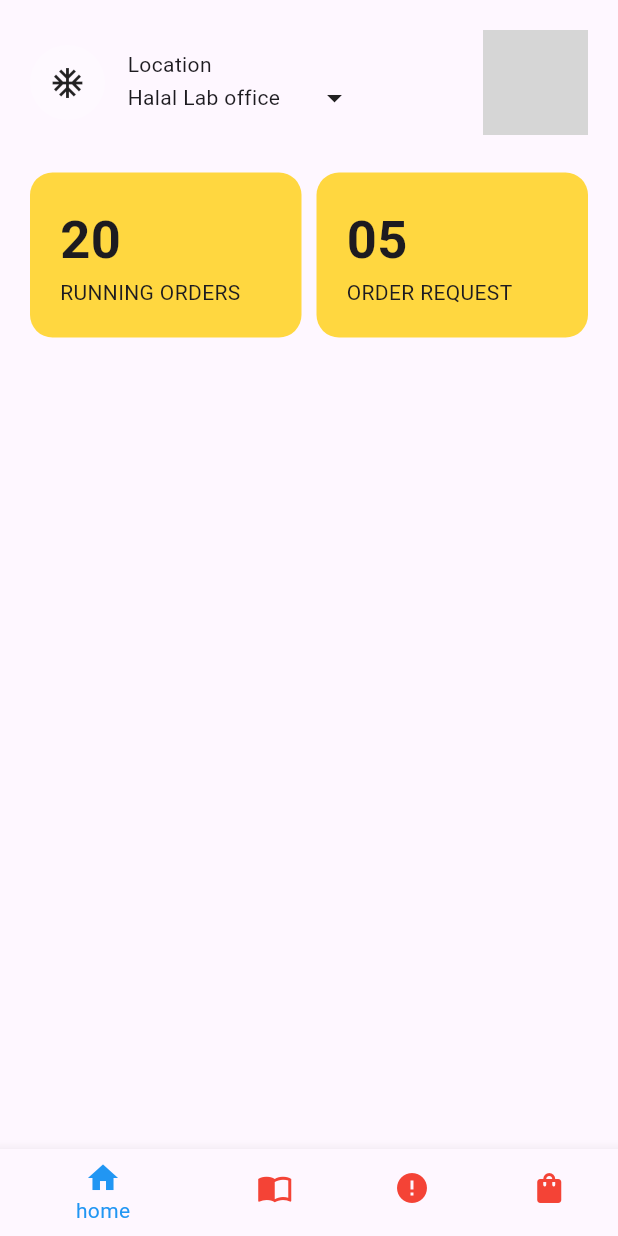
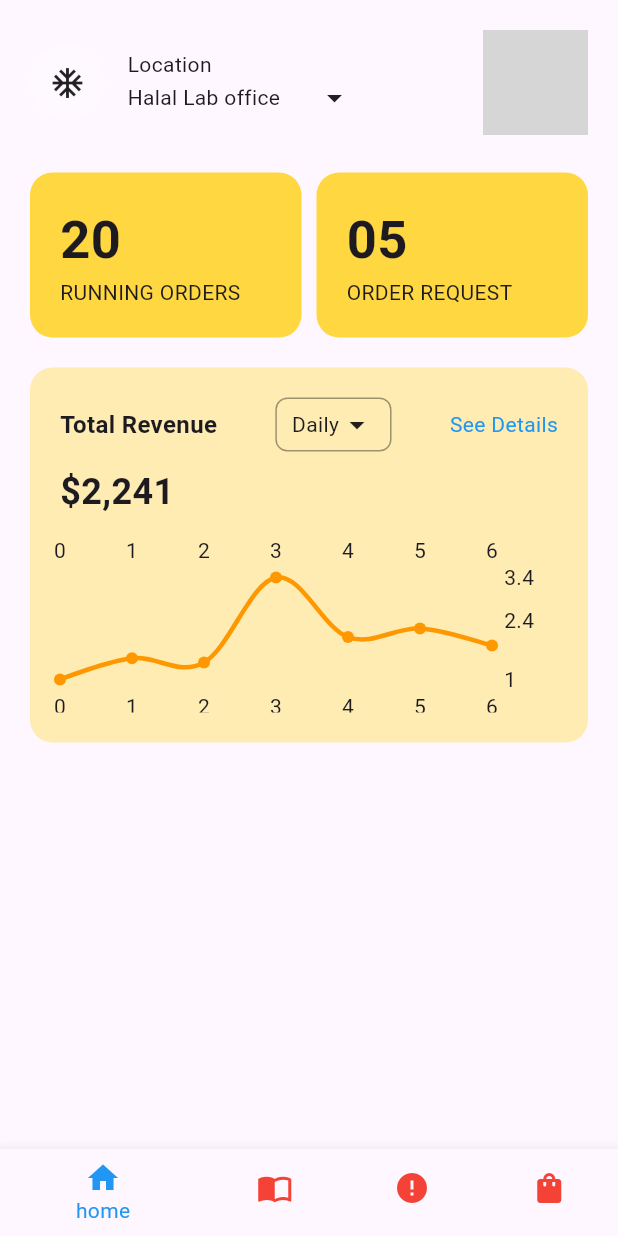
Before and after one commit to nischal224/foodui, a Flutter app: the screen it shows after launch, on a phone screen of 412 x 824 dp. Run offline on Flutter 3.47's test engine with Material 3 defaults, Android fonts, the phone set to English and light mode, and no system bars; drawn by our look-alikes of fl_chart; our stand-ins replace flutter_svg, lucide_icons_flutter; network calls fail; grey boxes are pictures that could not be loaded.

Commit message:
init commit

```diff
--- a/lib/pages/chief/chiefHome.dart
+++ b/lib/pages/chief/chiefHome.dart
@@ -1,3 +1,4 @@
+import 'package:fl_chart/fl_chart.dart';
 import 'package:flutter/material.dart';
 
 class Chiefhome extends StatefulWidget {
@@ -128,6 +129,101 @@ class _ChiefhomeState extends State<Chiefhome> {
                   ),
                 ],
               ),
+              SizedBox(height: 20),
+              Container(
+                padding: EdgeInsets.all(20),
+                height: 250,
+                width: double.infinity,
+                decoration: BoxDecoration(
+                  color: Colors.amber.shade100,
+                  borderRadius: BorderRadius.circular(15),
+                ),
+                child: Column(
+                  crossAxisAlignment: CrossAxisAlignment.start,
+                  children: [
+                    // Header row
+                    Row(
+                      mainAxisAlignment: MainAxisAlignment.spaceBetween,
+                      children: [
+                        Text(
+                          "Total Revenue",
+                          style: TextStyle(
+                            fontWeight: FontWeight.bold,
+                            fontSize: 16,
+                          ),
+                        ),
+                        Container(
+                          padding: EdgeInsets.symmetric(
+                            horizontal: 10,
+                            vertical: 5,
+                          ),
+                          decoration: BoxDecoration(
+                            border: Border.all(width: 1, color: Colors.black38),
+                            borderRadius: BorderRadius.circular(8),
+                          ),
+                          child: Row(
+                            children: [
+                              Text("Daily"),
+                              Icon(Icons.arrow_drop_down),
+                            ],
+                          ),
+                        ),
+                        Text(
+                          "See Details",
+                          style: TextStyle(color: Colors.blue),
+                        ),
+                      ],
+                    ),
+                    SizedBox(height: 10),
+
+                    // Revenue amount
+                    Text(
+                      "\$2,241",
+                      style: TextStyle(
+                        fontSize: 24,
+                        fontWeight: FontWeight.bold,
+                      ),
+                    ),
+                    SizedBox(height: 10),
+
+                    // Chart
+                    Expanded(
+                      child: LineChart(
+                        LineChartData(
+                          lineBarsData: [
+                            LineChartBarData(
+                              spots: [
+                                FlSpot(0, 1),
+                                FlSpot(1, 1.5),
+                                FlSpot(2, 1.4),
+                                FlSpot(3, 3.4),
+                                FlSpot(4, 2),
+                                FlSpot(5, 2.2),
+                                FlSpot(6, 1.8),
+                              ],
+                              isCurved: true,
+                              color: Colors.orange,
+                              barWidth: 3,
+                              belowBarData: BarAreaData(show: false),
+                              dotData: FlDotData(show: true),
+                            ),
+                          ],
+                          titlesData: FlTitlesData(
+                            leftTitles: AxisTitles(
+                              sideTitles: SideTitles(showTitles: false),
+                            ),
+                            bottomTitles: AxisTitles(
+                              sideTitles: SideTitles(showTitles: true),
+                            ),
+                          ),
+                          gridData: FlGridData(show: false),
+                          borderData: FlBorderData(show: false),
+                        ),
+                      ),
+                    ),
+                  ],
+                ),
+              ),
             ],
           ),
         ),
--- a/pubspec.yaml
+++ b/pubspec.yaml
@@ -36,6 +36,7 @@ dependencies:
   cupertino_icons: ^1.0.8
   flutter_svg: ^2.0.17
   lucide_icons_flutter: ^2.0.6
+  fl_chart: ^0.71.0
 
 dev_dependencies:
   flutter_test:
```
Also changed, not shown: pubspec.lock.
